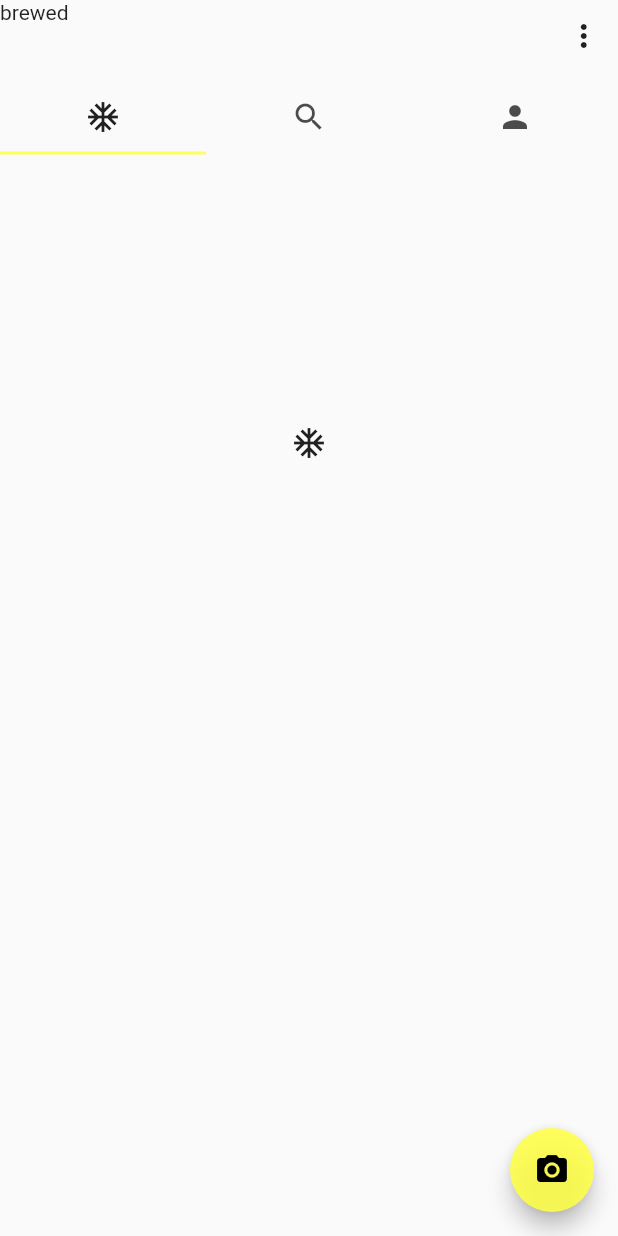
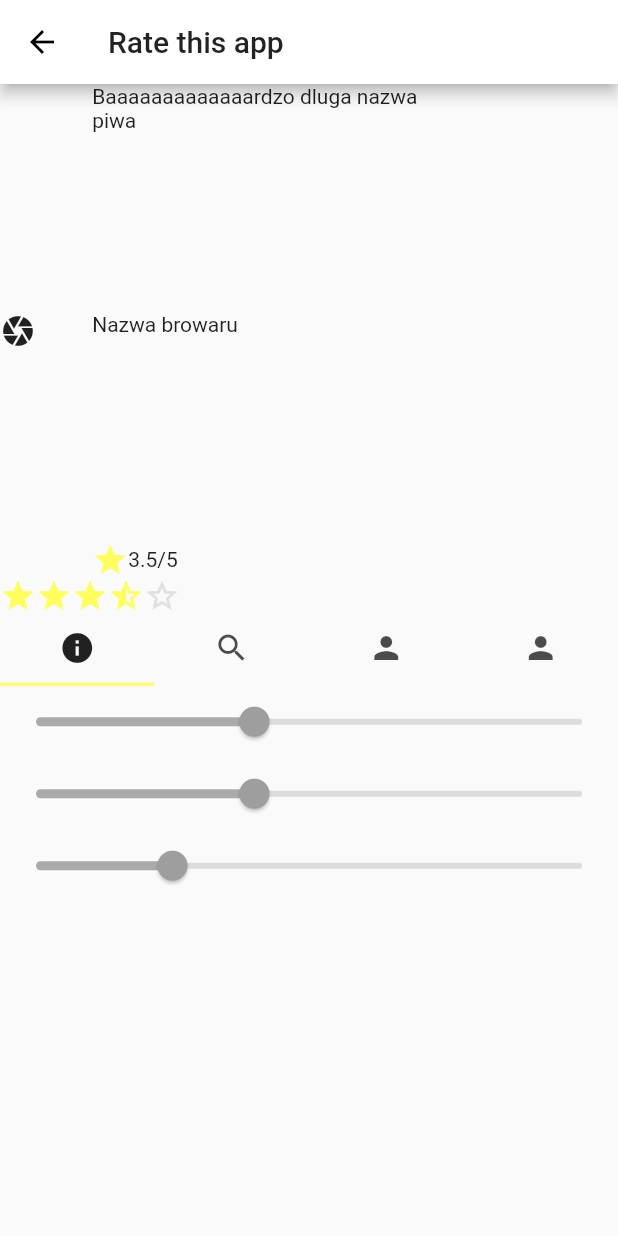
Before and after one commit to zollinka/brewed_app, a Flutter app: the screen it shows after launch, after a tap on the "camera alt" icon, on a phone screen of 412 x 824 dp. Run offline on Flutter 3.47's test engine with Material 2 defaults, Android fonts, the phone set to English and light mode, and no system bars.

Commit message:
Added beer screen with tabs Added attribute slider

```diff
--- a/lib/ui/home/Constants.dart
+++ b/lib/ui/Constants.dart
@@ -1,6 +1,9 @@
 class Constants{
 static const String login = "Log In";
 static const String settings = "Settings";
+static const String temperature = "Serving temperature ";
+static const String ibu = "IBU ";
+static const String alcohol_percentage = "Alcohol % ";
 
 static const List<String> options = <String>[
   settings,
--- /dev/null
+++ b/lib/ui/beer/attr_slider.dart
@@ -0,0 +1,19 @@
+import 'package:flutter/material.dart';
+
+class AttributeSlider extends StatelessWidget {
+  final double value;
+  final String attribute;
+  final double max;
+
+  AttributeSlider({this.value=0, this.attribute, this.max = 100});
+
+  @override
+  Widget build(BuildContext context) {
+    return Slider(
+      value: this.value,
+      label: this.value.toString(),
+      min: 0,
+      max: this.max
+    );
+  }
+}
--- /dev/null
+++ b/lib/ui/beer/attr_slider_thumb.dart
@@ -0,0 +1 @@
+import 'package:flutter/material.dart';
--- /dev/null
+++ b/lib/ui/beer/beer_attributes.dart
@@ -0,0 +1,35 @@
+import 'package:brewed/ui/beer/tab_info.dart';
+import 'package:flutter/material.dart';
+
+class BeerAtribbutes extends StatelessWidget {
+  @override
+  Widget build(BuildContext context) {
+    return DefaultTabController(
+        length: 4,
+        child: Column(
+          children: [
+            Flexible(
+              child:  TabBar(
+                tabs: [
+                  Tab(icon: Icon(Icons.info)),
+                  Tab(icon: Icon(Icons.search)),
+                  Tab(icon: Icon(Icons.person)),
+                  Tab(icon: Icon(Icons.person)),
+                ],
+              ),
+            ),
+            Flexible(
+              child: TabBarView(
+                children: [
+                  TabInfo(),
+                  Tab(icon: Icon(Icons.search)),
+                  Tab(icon: Icon(Icons.person)),
+                  Tab(icon: Icon(Icons.person)),
+                ],
+              ),
+            )
+          ],
+        )
+    );
+  }
+}
--- /dev/null
+++ b/lib/ui/beer/beer_info.dart
@@ -0,0 +1,37 @@
+import 'package:brewed/ui/beer/star_rating.dart';
+import 'package:flutter/material.dart';
+
+class BeerInfo extends StatelessWidget {
+  @override
+  Widget build(BuildContext context) {
+    return Row(
+      crossAxisAlignment: CrossAxisAlignment.stretch,
+      children: [
+        Flexible(
+          flex: 4,
+          child: Icon(Icons.camera),
+        ),
+        Spacer(flex: 1),
+        Flexible(
+          flex: 6,
+          child: Column(
+            crossAxisAlignment: CrossAxisAlignment.stretch,
+            children: [
+              Expanded(
+                child: Text("Baaaaaaaaaaaaardzo dluga nazwa piwa"),
+              ),
+              Expanded(child: Text("Nazwa browaru")),
+              Row(
+                children: [
+                  StarRating(starCount: 1, rating: 3.5),
+                  Text("3.5/5")
+                ],
+              ),
+
+            ],
+          ),
+        )
+      ],
+    );
+  }
+}
--- /dev/null
+++ b/lib/ui/beer/beer_page.dart
@@ -0,0 +1,40 @@
+import 'package:brewed/ui/beer/beer_attributes.dart';
+import 'package:brewed/ui/beer/beer_info.dart';
+import 'package:brewed/ui/beer/star_rating.dart';
+import 'package:flutter/material.dart';
+
+class BeerPage extends StatefulWidget {
+  @override
+  _BeerPageState createState() => _BeerPageState();
+}
+
+class _BeerPageState extends State<BeerPage> {
+  double rating = 3.5;
+  @override
+  Widget build(BuildContext context) {
+    return Scaffold(
+      appBar: AppBar(
+        title: Text("Rate this app"),
+      ),
+      body: SafeArea(
+        child: Column(
+          crossAxisAlignment: CrossAxisAlignment.stretch,
+          children: [
+            Flexible(
+            flex:3,
+            child: BeerInfo()),
+            Flexible(
+              flex: 1,
+              child: StarRating(
+                rating: rating,
+                onRatingChanged: (rating) => setState(() => this.rating = rating))),
+            Flexible(
+              flex: 3,
+              child: BeerAtribbutes()
+            )
+          ],
+        ),
+      )
+    );
+  }
+}
--- /dev/null
+++ b/lib/ui/beer/star_rating.dart
@@ -0,0 +1,42 @@
+import 'package:flutter/material.dart';
+
+typedef void RatingChangeCallback(double rating);
+
+class StarRating extends StatelessWidget {
+  final int starCount;
+  final double rating;
+  final RatingChangeCallback onRatingChanged;
+  final Color color;
+
+  StarRating({this.starCount = 5, this.rating = .0, this.onRatingChanged, this.color});
+
+  Widget buildStar(BuildContext context, int index) {
+    Icon icon;
+    if (index >= rating) {
+      icon = new Icon(
+        Icons.star_border,
+        color: Theme.of(context).buttonColor,
+      );
+    }
+    else if (index > rating - 1 && index < rating) {
+      icon = new Icon(
+        Icons.star_half,
+        color: color ?? Theme.of(context).accentColor,
+      );
+    } else {
+      icon = new Icon(
+        Icons.star,
+        color: color ?? Theme.of(context).accentColor,
+      );
+    }
+    return new InkResponse(
+      onTap: onRatingChanged == null ? null : () => onRatingChanged(index + 1.0),
+      child: icon,
+    );
+  }
+
+  @override
+  Widget build(BuildContext context) {
+    return new Row(children: new List.generate(starCount, (index) => buildStar(context, index)));
+  }
+}
--- /dev/null
+++ b/lib/ui/beer/tab_info.dart
@@ -0,0 +1,21 @@
+//TODO range_slider or slider ?
+import 'package:brewed/ui/Constants.dart';
+import 'package:brewed/ui/beer/attr_slider.dart';
+import 'package:flutter/material.dart';
+
+class TabInfo extends StatelessWidget {
+  final double ibu = 60.0;
+  final double temp = 12.0;
+  final double percent = 5.0;
+
+  @override
+  Widget build(BuildContext context) {
+    return Column(
+      children: [
+        AttributeSlider(value: ibu, attribute: Constants.ibu, max: 150),
+        AttributeSlider(value: temp, attribute: Constants.temperature, max: 30,),
+        AttributeSlider(value: percent, attribute: Constants.alcohol_percentage, max: 20,)
+      ],
+    );
+  }
+}
--- a/lib/ui/home/home_page.dart
+++ b/lib/ui/home/home_page.dart
@@ -1,3 +1,4 @@
+import 'package:brewed/ui/beer/beer_page.dart';
 import 'package:brewed/ui/home/home_name_settings_row.dart';
 import 'package:brewed/ui/home/home_tabs_widget.dart';
 import 'package:flutter/cupertino.dart';
@@ -30,7 +31,7 @@ class _MyHomePageState extends State<HomePage> {
       ),
       floatingActionButton: FloatingActionButton(
         onPressed: () {
-
+            _goToCamera();
         },
         child: Icon(Icons.camera_alt),
       )
@@ -47,5 +48,10 @@ class _MyHomePageState extends State<HomePage> {
       fit: FlexFit.loose,
       child: TabsWidget());
 
-
+  void _goToCamera() {
+    Navigator.push(
+        context,
+        MaterialPageRoute(builder: (context) => BeerPage())
+    );
+  }
 }
--- a/lib/ui/home/settings_menu_popup.dart
+++ b/lib/ui/home/settings_menu_popup.dart
@@ -1,4 +1,4 @@
-import 'package:brewed/ui/home/Constants.dart';
+import 'file:///C:/Users/Foczka/AndroidStudioProjects/brewed/lib/ui/Constants.dart';
 import 'package:flutter/material.dart';
 
 class settingsMenuPopup extends StatelessWidget {
```
